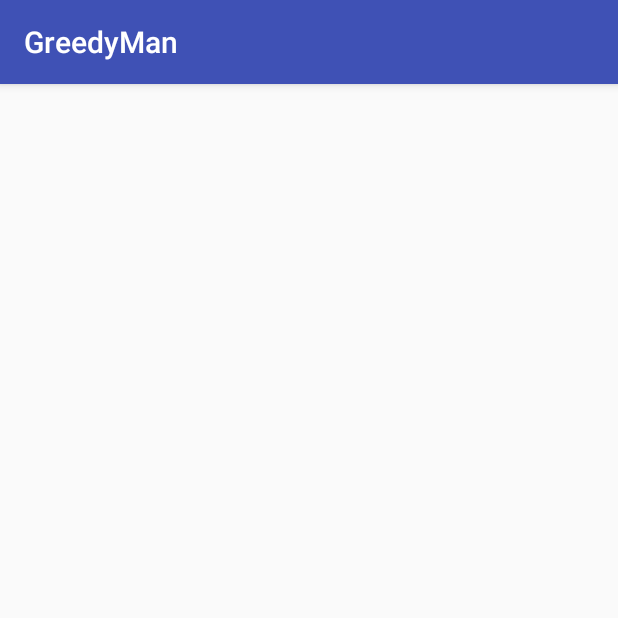
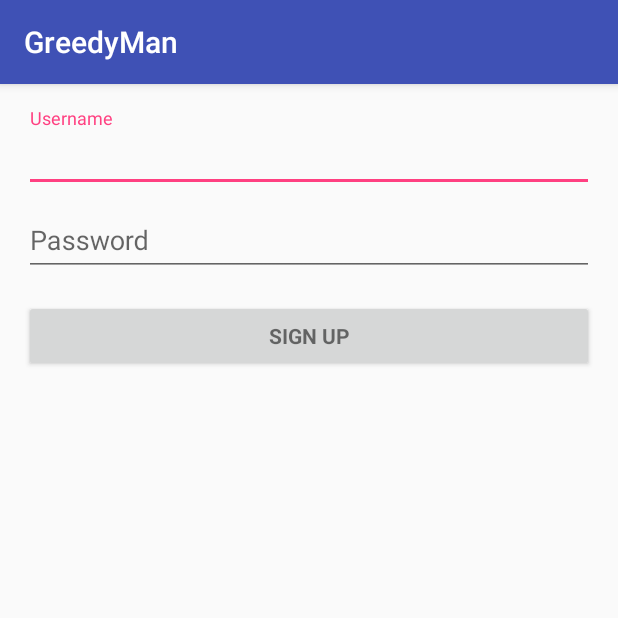
Before and after one commit to realroy/greedy-man, an Android app: the SignUpActivity screen opened directly, with no data from a screen before it, on a phone screen of 412 x 824 dp, the top half of it. Run offline under Robolectric (Android 15) with nearby library versions, the phone set to English and light mode, and no system bars; our stand-ins replace Firebase (no records; nobody signed in at launch, a user with empty details on screens opened directly).

```diff
--- a/app/src/main/java/com/example/oldroy/greedyman/User.kt
+++ /dev/null
@@ -1,6 +0,0 @@
-package com.example.oldroy.greedyman
-
-class User {
-    var name: String = ""
-    var password: String = ""
-}
--- a/app/src/main/res/layout/activity_sign_up.xml
+++ b/app/src/main/res/layout/activity_sign_up.xml
@@ -1,8 +1,78 @@
-<?xml version="1.0" encoding="utf-8"?>
-<android.support.constraint.ConstraintLayout xmlns:android="http://schemas.android.com/apk/res/android"
+<LinearLayout xmlns:android="http://schemas.android.com/apk/res/android"
     xmlns:tools="http://schemas.android.com/tools"
     android:layout_width="match_parent"
     android:layout_height="match_parent"
-    tools:context="com.example.oldroy.greedyman.SignUpActivity">
+    android:gravity="center_horizontal"
+    android:orientation="vertical"
+    android:paddingBottom="@dimen/activity_vertical_margin"
+    android:paddingLeft="@dimen/activity_horizontal_margin"
+    android:paddingRight="@dimen/activity_horizontal_margin"
+    android:paddingTop="@dimen/activity_vertical_margin"
+    tools:context="com.example.oldroy.greedyman.LoginActivity">
 
-</android.support.constraint.ConstraintLayout>
+    <!-- Login progress -->
+
+    <ProgressBar
+        android:id="@+id/login_progress"
+        style="?android:attr/progressBarStyleLarge"
+        android:layout_width="wrap_content"
+        android:layout_height="wrap_content"
+        android:layout_marginBottom="8dp"
+        android:visibility="gone" />
+
+    <ScrollView
+        android:id="@+id/login_form"
+        android:layout_width="match_parent"
+        android:layout_height="match_parent">
+
+        <LinearLayout
+            android:id="@+id/email_login_form"
+            android:layout_width="match_parent"
+            android:layout_height="wrap_content"
+            android:orientation="vertical">
+
+            <android.support.design.widget.TextInputLayout
+                android:layout_width="match_parent"
+                android:layout_height="wrap_content">
+
+                <AutoCompleteTextView
+                    android:id="@+id/text_username"
+                    android:layout_width="match_parent"
+                    android:layout_height="wrap_content"
+                    android:hint="@string/username"
+                    android:inputType="textEmailAddress"
+                    android:maxLines="1"
+                    android:singleLine="true" />
+
+            </android.support.design.widget.TextInputLayout>
+
+            <android.support.design.widget.TextInputLayout
+                android:layout_width="match_parent"
+                android:layout_height="wrap_content">
+
+                <EditText
+                    android:id="@+id/text_password"
+                    android:layout_width="match_parent"
+                    android:layout_height="wrap_content"
+                    android:hint="@string/password"
+                    android:imeActionId="@+id/login"
+                    android:imeActionLabel="@string/action_sign_in_short"
+                    android:imeOptions="actionUnspecified"
+                    android:inputType="textPassword"
+                    android:maxLines="1"
+                    android:singleLine="true" />
+
+            </android.support.design.widget.TextInputLayout>
+
+            <Button
+                android:id="@+id/button_sign_up"
+                style="?android:textAppearanceSmall"
+                android:layout_width="match_parent"
+                android:layout_height="wrap_content"
+                android:layout_marginTop="16dp"
+                android:text="Sign up"
+                android:textStyle="bold" />
+
+        </LinearLayout>
+    </ScrollView>
+</LinearLayout>
```
Also changed, not shown: app/src/main/java/com/example/oldroy/greedyman/LoginActivity.kt (+12 -7 lines), app/src/main/java/com/example/oldroy/greedyman/LoginContact.kt (deleted, +0 -14 lines), app/src/main/java/com/example/oldroy/greedyman/LoginPresenter.kt (deleted, +0 -31 lines), app/src/main/java/com/example/oldroy/greedyman/SignUpActivity.kt (+37 -1 lines), app/src/main/java/com/example/oldroy/greedyman/contacts/UserContact.kt (added, +17 -0 lines), app/src/main/java/com/example/oldroy/greedyman/models/User.kt (added, +8 -0 lines), app/src/main/java/com/example/oldroy/greedyman/presenters/UserPresenter.kt (added, +30 -0 lines).
